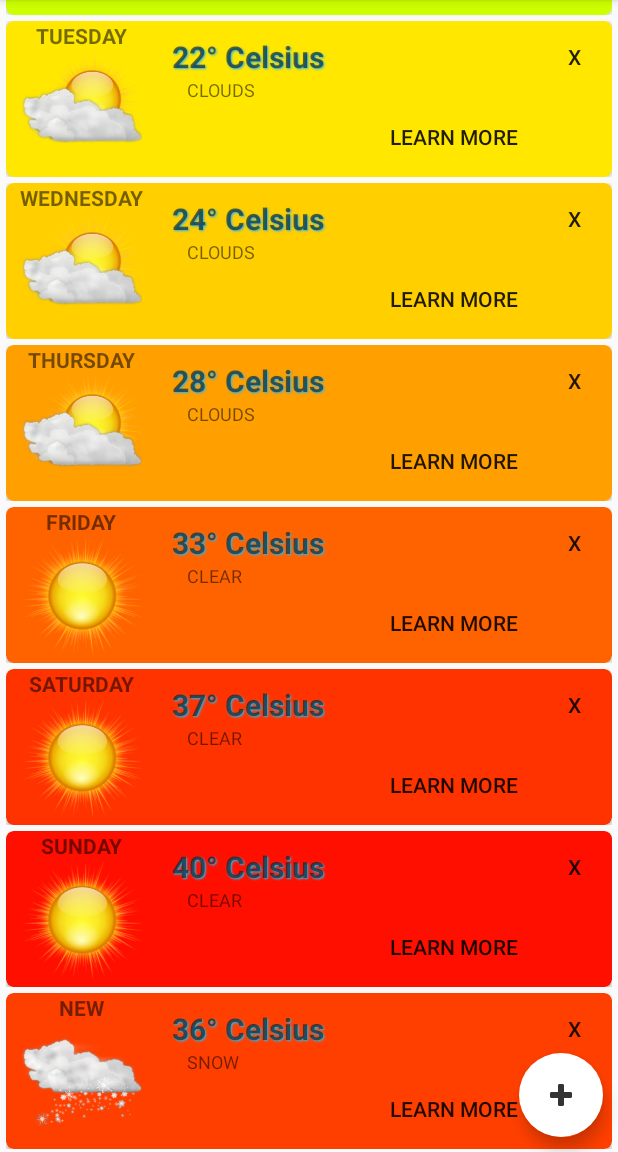
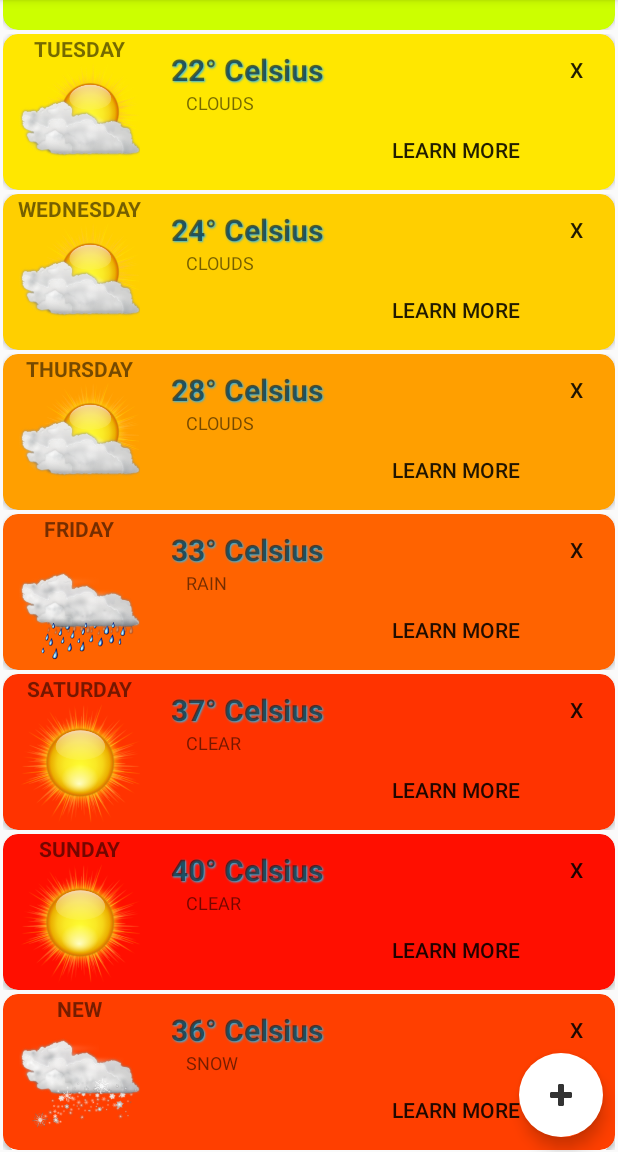
Before and after one commit to AmbroziePaval/WeatherTapp, an Android app: the screen it shows after launch (MainActivity), after a tap on an icon or button, on a phone screen of 412 x 824 dp, the part 84-1236 px from its top. Run offline under Robolectric (Android 15) with nearby library versions, the phone set to English and light mode, and no system bars; 1 other tap on this screen came first.

Commit message:
Added app icon.

```diff
--- a/app/src/main/AndroidManifest.xml
+++ b/app/src/main/AndroidManifest.xml
@@ -4,7 +4,7 @@
 
     <application
         android:allowBackup="true"
-        android:icon="@mipmap/ic_launcher"
+        android:icon="@drawable/weathertapp_icon"
         android:label="@string/app_name"
         android:supportsRtl="true"
         android:theme="@style/AppTheme">
--- a/app/src/main/res/layout/item_content.xml
+++ b/app/src/main/res/layout/item_content.xml
@@ -4,10 +4,10 @@
     xmlns:tools="http://schemas.android.com/tools"
     android:layout_width="match_parent"
     android:layout_height="wrap_content"
-    android:layout_marginBottom="2dp"
-    android:layout_marginEnd="4dp"
-    android:layout_marginStart="4dp"
-    android:layout_marginTop="2dp"
+    android:layout_marginBottom="1dp"
+    android:layout_marginEnd="2dp"
+    android:layout_marginStart="2dp"
+    android:layout_marginTop="1dp"
     android:orientation="vertical">
 
     <android.support.v7.widget.CardView
@@ -16,7 +16,7 @@
         android:layout_height="wrap_content"
         android:layout_gravity="center"
         android:longClickable="true"
-        card_view:cardCornerRadius="5dp">
+        card_view:cardCornerRadius="10dp">
 
         <LinearLayout
             android:layout_width="match_parent"
--- a/app/src/main/res/raw/weather_data.json
+++ b/app/src/main/res/raw/weather_data.json
@@ -8,7 +8,7 @@
     },
     {
       "tuesday": {
-        "cond": "snow",
+        "cond": "clear",
         "temp": 3
       }
     },
@@ -67,7 +67,7 @@
     },
     {
       "friday": {
-        "cond": "clear",
+        "cond": "rain",
         "temp": 33
       }
     },
```
